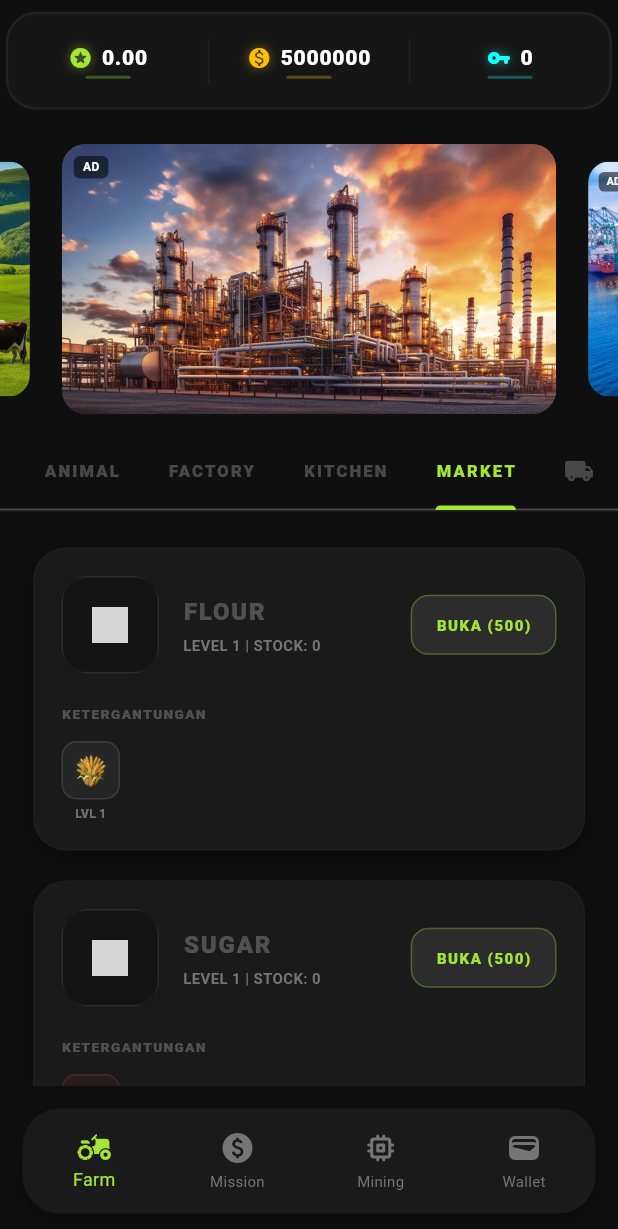
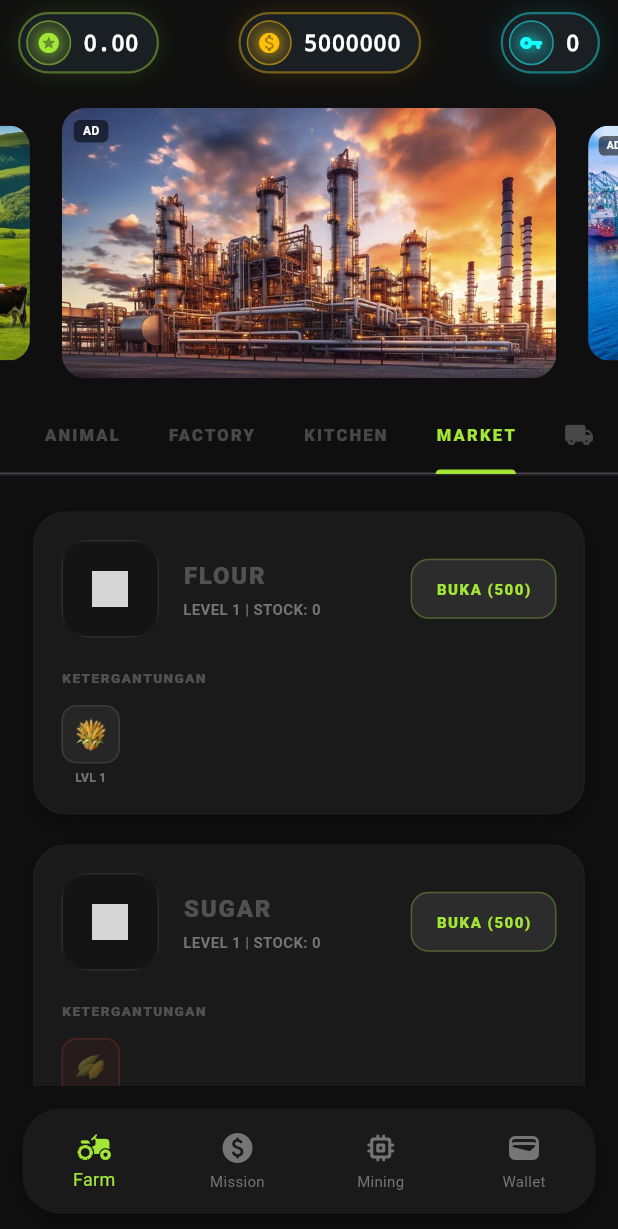
Before and after one commit to hanzic-in/p2e, a Flutter app: the screen it shows after launch, tab 5 chosen, on a phone screen of 412 x 824 dp. Shown: the top 1229 px of the screen. Run offline on Flutter 3.47's test engine with Material 3 defaults, Android fonts, the phone set to English and light mode, and no system bars; drawn by our look-alikes of carousel_slider; our stand-ins replace animated_flip_counter, google_fonts; grey boxes are pictures that could not be loaded.

Commit message:
Refactor TycoonHeader to use orbital stats
Refactor TycoonHeader widget to use orbital stats layout and improve styling.

```diff
--- a/lib/features/dashboard/widgets/tycoon_header.dart
+++ b/lib/features/dashboard/widgets/tycoon_header.dart
@@ -15,71 +15,61 @@ class TycoonHeader extends StatelessWidget {
 
   @override
   Widget build(BuildContext context) {
-    return Container(
-      margin: const EdgeInsets.symmetric(horizontal: 4, vertical: 8),
-      height: 65,
-      decoration: BoxDecoration(
-        color: AppColors.cardBg.withOpacity(0.6),
-        borderRadius: BorderRadius.circular(20),
-        border: Border.all(color: Colors.white.withOpacity(0.05), width: 1.5),
-      ),
+    return Padding(
+      padding: const EdgeInsets.symmetric(horizontal: 12, vertical: 8),
       child: Row(
+        mainAxisAlignment: MainAxisAlignment.spaceBetween,
         children: [
-          _buildGlassStat(Icons.stars_rounded, special.toStringAsFixed(2), AppColors.primaryGreen),
-          _buildVerticalDivider(),
-          _buildGlassStat(Icons.monetization_on, bCoin.toStringAsFixed(0), Colors.amber),
-          _buildVerticalDivider(),
-          _buildGlassStat(Icons.vpn_key_rounded, keyCoin.toStringAsFixed(0), Colors.cyanAccent),
+          _buildOrbitalStat(Icons.stars_rounded, special.toStringAsFixed(2), AppColors.primaryGreen),
+          _buildOrbitalStat(Icons.monetization_on, bCoin.toStringAsFixed(0), Colors.amber),
+          _buildOrbitalStat(Icons.vpn_key_rounded, keyCoin.toStringAsFixed(0), Colors.cyanAccent),
         ],
       ),
     );
   }
 
-  Widget _buildGlassStat(IconData icon, String value, Color color) {
-    return Expanded(
-      child: Column(
-        mainAxisAlignment: MainAxisAlignment.center,
+  Widget _buildOrbitalStat(IconData icon, String value, Color color) {
+    return Container(
+      padding: const EdgeInsets.only(right: 12, left: 4, top: 4, bottom: 4),
+      decoration: BoxDecoration(
+        color: const Color(0xFF1A1F24),
+        borderRadius: BorderRadius.circular(30),
+        border: Border.all(color: color.withOpacity(0.4), width: 1.5),
+        boxShadow: [
+          BoxShadow(
+            color: color.withOpacity(0.1),
+            blurRadius: 12,
+            spreadRadius: 2,
+          )
+        ],
+      ),
+      child: Row(
+        mainAxisSize: MainAxisSize.min,
         children: [
-          Row(
-            mainAxisAlignment: MainAxisAlignment.center,
-            children: [
-              Icon(icon, color: color, size: 16, shadows: [
-                Shadow(color: color.withOpacity(0.5), blurRadius: 8),
-              ]),
-              const SizedBox(width: 6),
-              Flexible(
-                child: Text(
-                  value,
-                  overflow: TextOverflow.ellipsis,
-                  style: const TextStyle(
-                    color: Colors.white,
-                    fontWeight: FontWeight.w900,
-                    fontSize: 14,
-                    letterSpacing: 0.5
-                  ),
-                ),
-              ),
-            ],
+          Container(
+            padding: const EdgeInsets.all(6),
+            decoration: BoxDecoration(
+              color: color.withOpacity(0.15),
+              shape: BoxShape.circle,
+              border: Border.all(color: color.withOpacity(0.5), width: 1),
+            ),
+            child: Icon(icon, color: color, size: 16, shadows: [
+              Shadow(color: color, blurRadius: 10),
+            ]),
           ),
-          const SizedBox(height: 2),
-          Container(
-            width: 30,
-            height: 2,
-            decoration: BoxDecoration(
-              color: color.withOpacity(0.3),
-              borderRadius: BorderRadius.circular(10),
+          const SizedBox(width: 8),
+          // Angkanya
+          Text(
+            value,
+            style: const TextStyle(
+              color: Colors.white,
+              fontWeight: FontWeight.w900,
+              fontSize: 15,
+              fontFamily: 'monospace',
             ),
-          )
+          ),
         ],
       ),
     );
   }
-
-  Widget _buildVerticalDivider() {
-    return Container(
-      height: 30,
-      width: 1,
-      color: Colors.white.withOpacity(0.05),
-    );
-  }
 }
```
